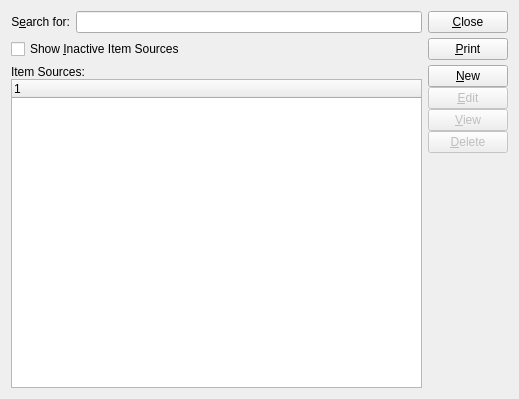
Above: xtuple/trunk/guiclient/itemSources.ui from WooodHead/xtuple before the change. Below: the same form after it.
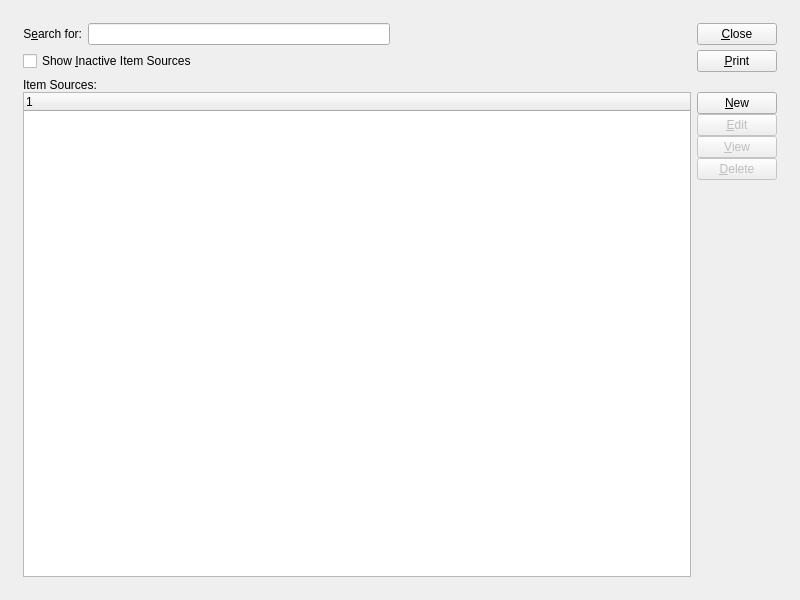
That is the form after the change. Custom widgets are drawn as their Qt base class.

What changed in the file:
```diff
--- a/xtuple/trunk/guiclient/itemSources.ui
+++ b/xtuple/trunk/guiclient/itemSources.ui
@@ -5,17 +5,29 @@
    <rect>
     <x>0</x>
     <y>0</y>
-    <width>519</width>
-    <height>399</height>
+    <width>800</width>
+    <height>600</height>
    </rect>
   </property>
   <property name="windowTitle" >
    <string>List Item Sources</string>
   </property>
-   <layout class="QHBoxLayout" >
-    <item>
-     <layout class="QVBoxLayout" >
-      <item>
+  <layout class="QGridLayout" >
+   <item row="0" column="0" >
+    <layout class="QGridLayout" >
+     <property name="leftMargin" >
+      <number>12</number>
+     </property>
+     <property name="topMargin" >
+      <number>12</number>
+     </property>
+     <property name="rightMargin" >
+      <number>12</number>
+     </property>
+     <property name="bottomMargin" >
+      <number>12</number>
+     </property>
+     <item row="0" column="0" >
        <layout class="QHBoxLayout" >
         <item>
          <widget class="QLabel" name="_searchForLit" >
@@ -33,9 +45,43 @@
         <item>
          <widget class="XLineEdit" name="_searchFor" />
         </item>
-       </layout>
-      </item>
+       <item>
+        <spacer>
+         <property name="orientation" >
+          <enum>Qt::Horizontal</enum>
+         </property>
+         <property name="sizeHint" >
+          <size>
+           <width>40</width>
+           <height>20</height>
+          </size>
+         </property>
+        </spacer>
+       </item>
+      </layout>
+     </item>
+     <item rowspan="2" row="0" column="1" >
+      <layout class="QVBoxLayout" >
+       <property name="spacing" >
+        <number>5</number>
+       </property>
       <item>
+        <widget class="QPushButton" name="_close" >
+         <property name="text" >
+          <string>&amp;Close</string>
+         </property>
+        </widget>
+       </item>
+       <item>
+        <widget class="QPushButton" name="_print" >
+         <property name="text" >
+          <string>&amp;Print</string>
+         </property>
+        </widget>
+       </item>
+      </layout>
+     </item>
+     <item row="1" column="0" >
        <layout class="QHBoxLayout" >
         <item>
          <widget class="XCheckBox" name="_showInactive" >
@@ -59,7 +105,34 @@
         </item>
        </layout>
       </item>
-      <item>
+     <item row="2" column="0" colspan="2" >
+      <widget class="QFrame" name="_frame" >
+       <property name="sizePolicy" >
+        <sizepolicy vsizetype="Preferred" hsizetype="Preferred" >
+         <horstretch>0</horstretch>
+         <verstretch>1</verstretch>
+        </sizepolicy>
+       </property>
+       <property name="frameShape" >
+        <enum>QFrame::NoFrame</enum>
+       </property>
+       <property name="frameShadow" >
+        <enum>QFrame::Raised</enum>
+       </property>
+       <layout class="QGridLayout" >
+        <property name="leftMargin" >
+         <number>0</number>
+        </property>
+        <property name="topMargin" >
+         <number>0</number>
+        </property>
+        <property name="rightMargin" >
+         <number>0</number>
+        </property>
+        <property name="bottomMargin" >
+         <number>0</number>
+        </property>
+        <item row="0" column="0" >
        <layout class="QVBoxLayout" >
         <property name="spacing" >
          <number>0</number>
@@ -72,6 +145,8 @@
          </widget>
         </item>
         <item>
+           <layout class="QHBoxLayout" >
+            <item>
          <widget class="XTreeWidget" name="_itemsrc" >
           <property name="sizePolicy" >
            <sizepolicy vsizetype="Expanding" hsizetype="Expanding" >
@@ -81,36 +156,6 @@
           </property>
          </widget>
         </item>
-       </layout>
-      </item>
-     </layout>
-    </item>
-    <item>
-     <layout class="QVBoxLayout" >
-      <property name="spacing" >
-       <number>5</number>
-      </property>
-      <item>
-       <layout class="QVBoxLayout" >
-        <property name="spacing" >
-         <number>5</number>
-        </property>
-        <item>
-         <widget class="QPushButton" name="_close" >
-          <property name="text" >
-           <string>&amp;Close</string>
-          </property>
-         </widget>
-        </item>
-        <item>
-         <widget class="QPushButton" name="_print" >
-          <property name="text" >
-           <string>&amp;Print</string>
-          </property>
-         </widget>
-        </item>
-       </layout>
-      </item>
       <item>
        <layout class="QVBoxLayout" >
         <property name="spacing" >
@@ -170,6 +215,13 @@
          </spacer>
         </item>
        </layout>
+            </item>
+           </layout>
+          </item>
+         </layout>
+        </item>
+       </layout>
+      </widget>
       </item>
      </layout>
     </item>
```
Lines whose indentation alone changed are shown as unchanged.
